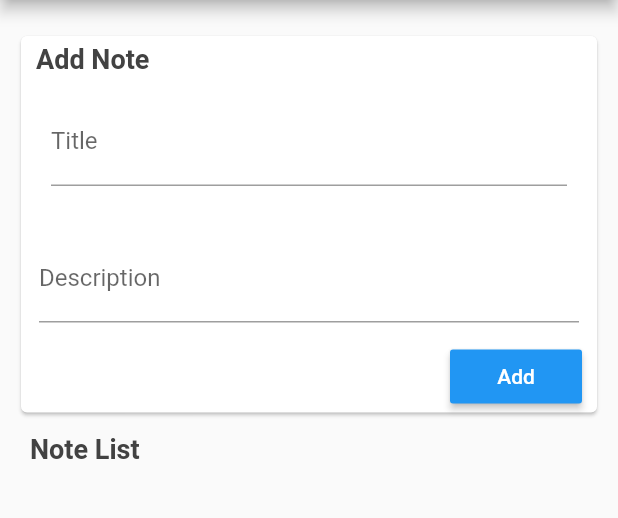
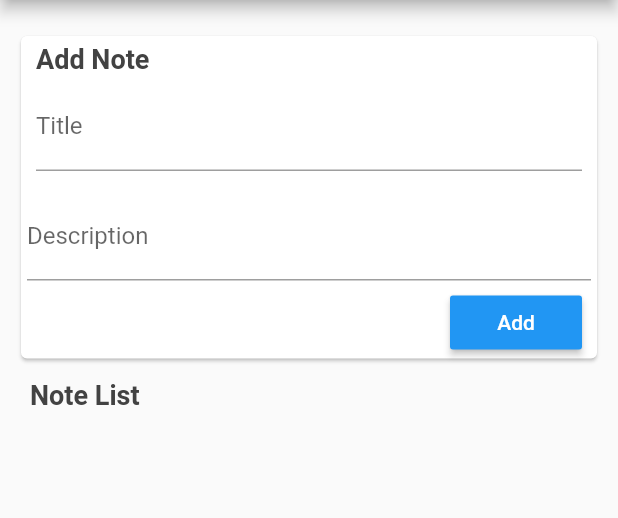
Before and after one commit to gurupatel-sa/flutter-listview-demo, a Flutter app: the screen it shows after launch, on a phone screen of 412 x 824 dp, the part 84-602 px from its top. Run offline on Flutter 3.47's test engine with Material 2 defaults, Android fonts, the phone set to English and light mode, and no system bars.

Commit message:
Minor fix

```diff
--- a/lib/main.dart
+++ b/lib/main.dart
@@ -46,8 +46,7 @@ class DynamicList extends State<ListDisplay> {
         title: new Center(child: new Text("Notes", textAlign: TextAlign.center)),
       ),
       // ListView.builder() shall be used here.
-      body: new Container(
-
+      body: Container(
         margin: EdgeInsets.fromLTRB(10, 20, 10, 0),
         child: new Column(
           children: <Widget>[
@@ -69,7 +68,6 @@ class DynamicList extends State<ListDisplay> {
                   ),
                   new Container(
                     margin: EdgeInsets.fromLTRB(10, 5, 10, 10),
-                    padding: EdgeInsets.all(10),
                     child: TextFormField(
                       controller: titleController,
                       decoration: const InputDecoration(
@@ -85,7 +83,7 @@ class DynamicList extends State<ListDisplay> {
                     ),
                   ),
                   new Container(
-                    margin: EdgeInsets.all(12),
+                    margin: EdgeInsets.all(4),
                     child: TextFormField(
                       controller: descController,
                       decoration: const InputDecoration(
@@ -149,6 +147,7 @@ class DynamicList extends State<ListDisplay> {
           ],
         ),
       ),
+
     );
   }
 }
```
